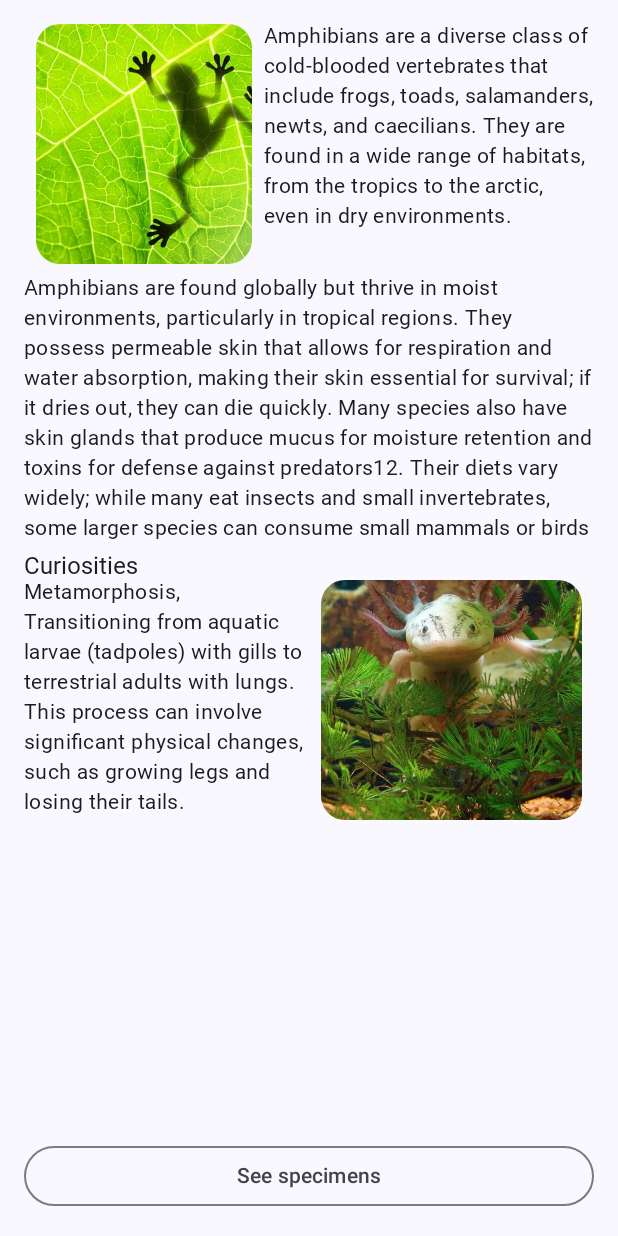
After one commit to Yerson-Borda/Amphibians, an Android app built with Jetpack Compose: the composable HomeScreen shown on its own in the app's theme, on a phone screen of 412 x 824 dp. The commit adds this screen. Run offline under Robolectric (Android 15) with nearby library versions, the phone set to English and light mode, and no system bars; Roboto replaces fonts that are not available here.

Commit message:
Packages, XMLs, Screens
Home screen added, as well as a start of the VM, dimens and string xml changed

```diff
--- a/app/build.gradle.kts
+++ b/app/build.gradle.kts
@@ -41,6 +41,12 @@ android {
 
 dependencies {
 
+    // Navigation
+    implementation ("androidx.navigation:navigation-compose:2.8.3")
+
+    // ViewModel
+    implementation ("androidx.lifecycle:lifecycle-viewmodel-ktx:2.8.6")
+
     implementation(libs.androidx.core.ktx)
     implementation(libs.androidx.lifecycle.runtime.ktx)
     implementation(libs.androidx.activity.compose)
--- /dev/null
+++ b/app/src/main/java/com/example/amphibians/data/AmphibiansUiState.kt
@@ -0,0 +1,4 @@
+package com.example.amphibians.data
+
+class AmphibiansUiState {
+}
--- /dev/null
+++ b/app/src/main/java/com/example/amphibians/ui/screens/AmphibiansListScreen.kt
@@ -0,0 +1 @@
+package com.example.amphibians.ui.screens
--- /dev/null
+++ b/app/src/main/java/com/example/amphibians/ui/screens/HomeScreen.kt
@@ -0,0 +1,103 @@
+package com.example.amphibians.ui.screens
+
+import androidx.compose.foundation.Image
+import androidx.compose.foundation.layout.Arrangement
+import androidx.compose.foundation.layout.Column
+import androidx.compose.foundation.layout.Row
+import androidx.compose.foundation.layout.fillMaxWidth
+import androidx.compose.foundation.layout.padding
+import androidx.compose.foundation.layout.size
+import androidx.compose.material3.Button
+import androidx.compose.material3.MaterialTheme
+import androidx.compose.material3.OutlinedButton
+import androidx.compose.material3.Text
+import androidx.compose.runtime.Composable
+import androidx.compose.ui.Alignment
+import androidx.compose.ui.Modifier
+import androidx.compose.ui.draw.clip
+import androidx.compose.ui.layout.ContentScale
+import androidx.compose.ui.res.dimensionResource
+import androidx.compose.ui.res.painterResource
+import androidx.compose.ui.res.stringResource
+import androidx.compose.ui.tooling.preview.Preview
+import com.example.amphibians.R
+
+@Composable
+fun HomeScreen(
+    modifier: Modifier = Modifier
+) {
+    Column(
+        modifier = modifier
+            .padding(dimensionResource(R.dimen.padding_medium))
+    ) {
+        Column(
+            modifier = Modifier.weight(1f)
+        ) {
+            Row(
+                modifier = Modifier.fillMaxWidth(),
+                verticalAlignment = Alignment.Top,
+                horizontalArrangement = Arrangement.Center
+
+            ) {
+                Image(
+                    painter = painterResource(R.drawable.image_1),
+                    contentDescription = null,
+                    contentScale = ContentScale.Crop,
+                    modifier = Modifier
+                        .size(dimensionResource(R.dimen.image_size))
+                        .padding(horizontal = dimensionResource(R.dimen.padding_small))
+                        .clip(MaterialTheme.shapes.large)
+                )
+                Text(
+                    text = stringResource(R.string.amphibians_description),
+                    style = MaterialTheme.typography.bodyMedium
+                )
+            }
+
+            Text(
+                text = stringResource(R.string.long_description),
+                style = MaterialTheme.typography.bodyMedium,
+                modifier = Modifier.padding(top = dimensionResource(R.dimen.padding_small))
+            )
+
+            Text(
+                text = stringResource(R.string.subtitle),
+                style = MaterialTheme.typography.titleMedium,
+                modifier = Modifier.padding(top = dimensionResource(R.dimen.padding_small))
+            )
+
+            Row(
+                modifier = Modifier.fillMaxWidth()
+            ) {
+                Text(
+                    text = stringResource(R.string.curiosities),
+                    style = MaterialTheme.typography.bodyMedium,
+                    modifier = Modifier.weight(1f)
+                )
+                Image(
+                    painter = painterResource(R.drawable.image_2),
+                    contentDescription = null,
+                    contentScale = ContentScale.Crop,
+                    modifier = Modifier
+                        .size(dimensionResource(R.dimen.image_size))
+                        .padding(horizontal = dimensionResource(R.dimen.padding_small))
+                        .clip(MaterialTheme.shapes.large)
+                        .weight(1f)
+                )
+            }
+        }
+
+        OutlinedButton(
+            onClick = {},
+            modifier = Modifier.fillMaxWidth()
+        ) {
+            Text(stringResource(R.string.know_them))
+        }
+    }
+}
+
+@Preview(showBackground = true, showSystemUi = true)
+@Composable
+fun HomeScreenPreview() {
+    HomeScreen()
+}
--- a/app/src/main/res/values/dimens.xml
+++ b/app/src/main/res/values/dimens.xml
@@ -2,5 +2,5 @@
 <resources>
     <dimen name="padding_small">8dp</dimen>
     <dimen name="padding_medium">16dp</dimen>
-    <dimen name="image_size">120dp</dimen>
+    <dimen name="image_size">160dp</dimen>
 </resources>
--- a/app/src/main/res/values/strings.xml
+++ b/app/src/main/res/values/strings.xml
@@ -1,3 +1,23 @@
 <resources>
     <string name="app_name">Amphibians</string>
+    <string name="know_them">See specimens</string>
+    <string name="back_button">Back</string>
+    <string name="amphibians_description">
+        Amphibians are a diverse class of cold-blooded vertebrates that include frogs, toads, salamanders,
+        newts, and caecilians. They are found in a wide range of habitats, from the tropics to the arctic,
+        even in dry environments.
+    </string>
+    <string name="curiosities">
+        Metamorphosis, Transitioning from aquatic larvae (tadpoles) with gills to terrestrial adults with lungs.
+        This process can involve significant physical changes, such as growing legs and losing their tails.
+    </string>
+    <string name="long_description">
+        Amphibians are found globally but thrive in moist environments, particularly in tropical regions.
+        They possess permeable skin that allows for respiration and water absorption, making their skin
+        essential for survival; if it dries out, they can die quickly. Many species also have skin glands
+        that produce mucus for moisture retention and toxins for defense against predators12. Their diets
+        vary widely; while many eat insects and small invertebrates, some larger species can consume small
+        mammals or birds
+    </string>
+    <string name="subtitle">Curiosities</string>
 </resources>
```
Also changed, not shown: app/src/main/java/com/example/amphibians/AmphibiansScreen.kt (added, +95 -0 lines), app/src/main/java/com/example/amphibians/MainActivity.kt (+1 -23 lines), app/src/main/java/com/example/amphibians/ui/screens/AmphibiansViewModel.kt (added, +12 -0 lines), app/src/main/res/drawable/image_1.webp (added), app/src/main/res/drawable/image_2.webp (added).
